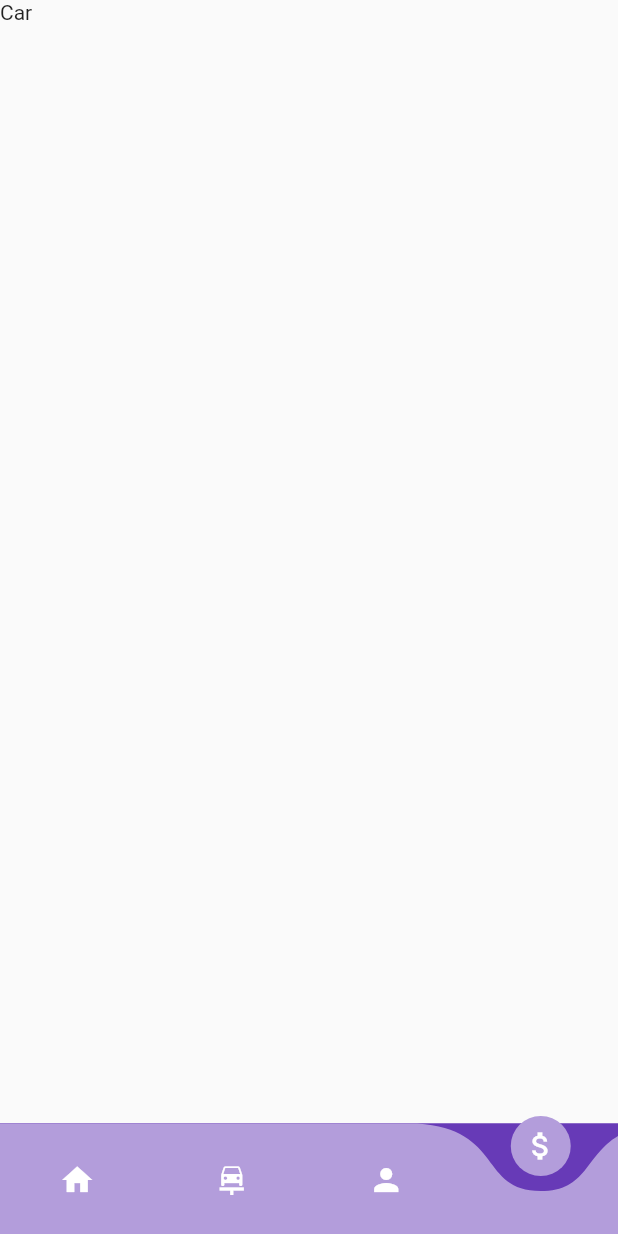
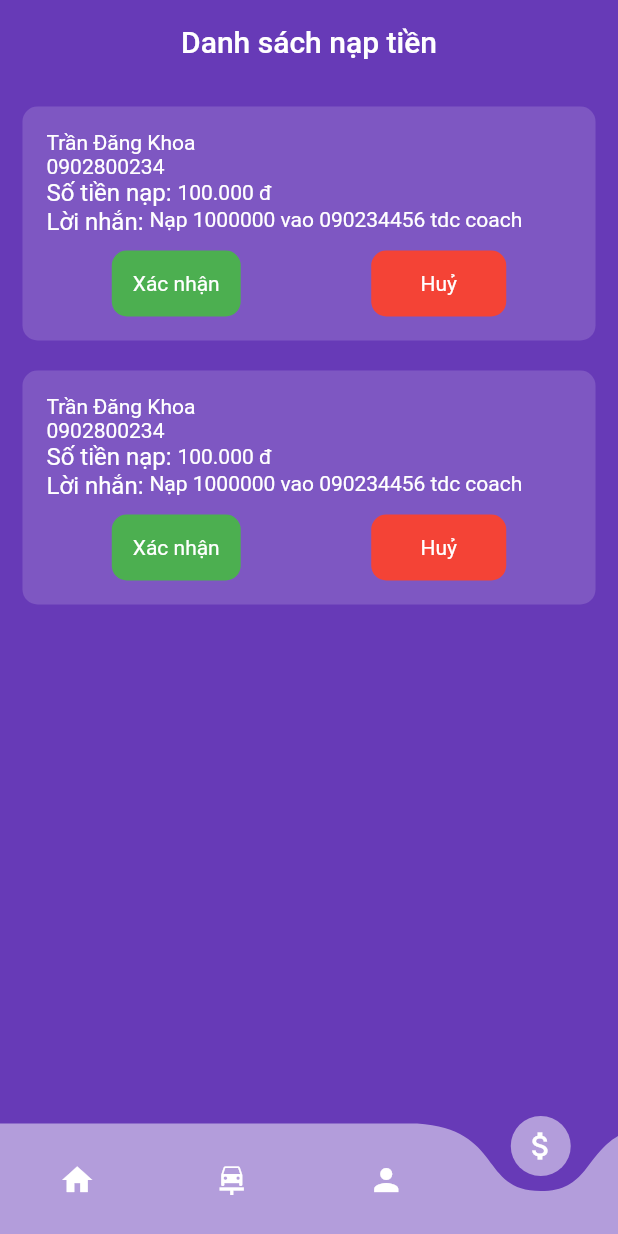
Before and after one commit to TranDangKhoaID/coach_ticket_booking_admin, a Flutter app: the screen it shows after launch, item 4 of the bottom bar chosen, on a phone screen of 412 x 824 dp. Run offline on Flutter 3.47's test engine with Material 2 defaults, Android fonts, the phone set to English and light mode, and no system bars; drawn by our look-alikes of curved_navigation_bar; our stand-ins replace dotted_line, firebase_auth, firebase_core, firebase_database, flutter_easyloading, get and 1 more; accounts and stored records are empty.

Commit message:
add payment ui

```diff
--- /dev/null
+++ b/lib/presentation/garage/top_up/component/payment_item.dart
@@ -0,0 +1,108 @@
+import 'package:flutter/material.dart';
+import 'package:tdc_coach_admin/app/manager/color_manager.dart';
+
+class PaymentItem extends StatelessWidget {
+  const PaymentItem({
+    super.key,
+  });
+
+  @override
+  Widget build(BuildContext context) {
+    return Container(
+      decoration: BoxDecoration(
+        color: AppColor.primary[400],
+        borderRadius: BorderRadius.circular(10),
+      ),
+      padding: EdgeInsets.all(16),
+      margin: EdgeInsets.all(10),
+      child: Column(
+        crossAxisAlignment: CrossAxisAlignment.start,
+        children: [
+          Text(
+            'Trần Đăng Khoa',
+            style: TextStyle(
+              color: AppColor.white,
+            ),
+          ),
+          Text(
+            '0902800234',
+            style: TextStyle(
+              color: AppColor.white,
+            ),
+          ),
+          Row(
+            children: [
+              Text(
+                'Số tiền nạp: ',
+                style: TextStyle(
+                  fontSize: 16,
+                  color: AppColor.white,
+                ),
+              ),
+              Text(
+                '100.000 đ',
+                style: TextStyle(
+                  color: AppColor.white,
+                ),
+              ),
+            ],
+          ),
+          Wrap(
+            children: [
+              Text(
+                'Lời nhắn: ',
+                style: TextStyle(
+                  fontSize: 16,
+                  color: AppColor.white,
+                ),
+              ),
+              Text(
+                'Nạp 1000000 vao 090234456 tdc coach',
+                style: TextStyle(
+                  color: AppColor.white,
+                ),
+              ),
+            ],
+          ),
+          SizedBox(
+            height: 10,
+          ),
+          Row(
+            mainAxisAlignment: MainAxisAlignment.spaceAround,
+            children: [
+              Container(
+                alignment: Alignment.center,
+                padding: EdgeInsets.all(14),
+                decoration: BoxDecoration(
+                  color: Colors.green,
+                  borderRadius: BorderRadius.circular(10),
+                ),
+                child: Text(
+                  'Xác nhận',
+                  style: TextStyle(
+                    color: AppColor.white,
+                  ),
+                ),
+              ),
+              Container(
+                width: 90,
+                alignment: Alignment.center,
+                padding: EdgeInsets.all(14),
+                decoration: BoxDecoration(
+                  color: Colors.red,
+                  borderRadius: BorderRadius.circular(10),
+                ),
+                child: Text(
+                  'Huỷ',
+                  style: TextStyle(
+                    color: AppColor.white,
+                  ),
+                ),
+              )
+            ],
+          )
+        ],
+      ),
+    );
+  }
+}
--- a/lib/presentation/garage/top_up/top_up_screen.dart
+++ b/lib/presentation/garage/top_up/top_up_screen.dart
@@ -1,4 +1,6 @@
 import 'package:flutter/material.dart';
+import 'package:tdc_coach_admin/app/manager/color_manager.dart';
+import 'package:tdc_coach_admin/presentation/garage/top_up/component/payment_item.dart';
 
 class TopUpScreen extends StatelessWidget {
   const TopUpScreen({super.key});
@@ -6,7 +8,24 @@ class TopUpScreen extends StatelessWidget {
   @override
   Widget build(BuildContext context) {
     return Scaffold(
-      body: Text('Car'),
+      backgroundColor: AppColor.primary,
+      appBar: AppBar(
+        title: Text('Danh sách nạp tiền'),
+        centerTitle: true,
+        elevation: 0,
+        backgroundColor: Colors.transparent,
+      ),
+      body: Container(
+        margin: EdgeInsets.all(5),
+        child: SingleChildScrollView(
+          child: Column(
+            children: [
+              PaymentItem(),
+              PaymentItem(),
+            ],
+          ),
+        ),
+      ),
     );
   }
 }
```
